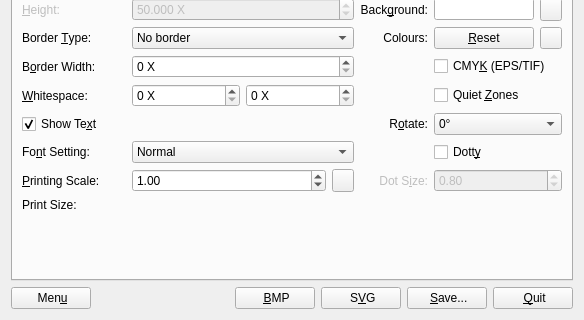
The window that frontend_qt/mainWindow.ui (zint/zint) describes before a commit, drawn with Qt 5; both pictures show x 0 to 584 and y 327 to 647 of the 584 by 647 pixel window.
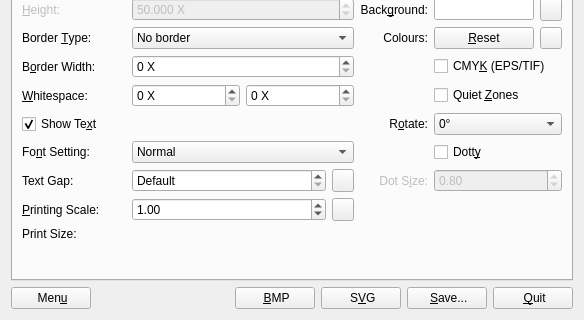
The same window after the commit. The open tabs and pages were chosen to show the change. Icons and pictures are not drawn.

```diff
--- a/frontend_qt/mainWindow.ui
+++ b/frontend_qt/mainWindow.ui
@@ -1881,6 +1881,69 @@
               </widget>
              </item>
              <item row="7" column="0">
+              <widget class="QLabel" name="lblTextGap">
+               <property name="toolTip">
+                <string>Gap between barcode and text
+(ignored if disabled)</string>
+               </property>
+               <property name="text">
+                <string>Text Gap:</string>
+               </property>
+               <property name="alignment">
+                <set>Qt::AlignLeading|Qt::AlignLeft|Qt::AlignVCenter</set>
+               </property>
+               <property name="buddy">
+                <cstring>spnTextGap</cstring>
+               </property>
+              </widget>
+             </item>
+             <item row="7" column="1">
+              <widget class="QDoubleSpinBox" name="spnTextGap">
+               <property name="toolTip">
+                <string>Gap between barcode and text
+(ignored if disabled)</string>
+               </property>
+               <property name="suffix">
+                <string> X</string>
+                <string/>
+               </property>
+               <property name="decimals">
+                <number>2</number>
+               </property>
+               <property name="minimum">
+                <double>0.000000000000000</double>
+               </property>
+               <property name="maximum">
+                <double>5.000000000000000</double>
+               </property>
+               <property name="singleStep">
+                <double>0.100000000000000</double>
+               </property>
+               <property name="value">
+                <double>0.000000000000000</double>
+               </property>
+               <property name="specialValueText">
+                <string>Default</string>
+               </property>
+              </widget>
+             </item>
+             <item row="7" column="2">
+              <widget class="QPushButton" name="btnClearTextGap">
+               <property name="maximumSize">
+                <size>
+                 <width>22</width>
+                 <height>26</height>
+                </size>
+               </property>
+               <property name="toolTip">
+                <string>Set text gap to zero (default)</string>
+               </property>
+               <property name="text">
+                <string/>
+               </property>
+              </widget>
+             </item>
+             <item row="8" column="0">
               <widget class="QLabel" name="lblScale">
                <property name="toolTip">
                 <string>Image scale when output to file
@@ -1897,7 +1960,7 @@
                </property>
               </widget>
              </item>
-             <item row="7" column="1">
+             <item row="8" column="1">
               <widget class="QDoubleSpinBox" name="spnScale">
                <property name="toolTip">
                 <string>Image scale when output to file
@@ -1923,7 +1986,7 @@
                </property>
               </widget>
              </item>
-             <item row="7" column="2">
+             <item row="8" column="2">
               <widget class="QPushButton" name="btnScale">
                <property name="maximumSize">
                 <size>
@@ -1939,7 +2002,7 @@
                </property>
               </widget>
              </item>
-             <item row="8" column="0">
+             <item row="9" column="0">
               <widget class="QLabel" name="lblSize">
                <property name="toolTip">
                 <string>Image size (width x height) of barcode
@@ -1953,7 +2016,7 @@
                </property>
               </widget>
              </item>
-             <item row="8" column="1" colspan="5">
+             <item row="9" column="1" colspan="5">
               <widget class="QLabel" name="lblSizeMsg">
                <property name="toolTip">
                 <string>Image size (width x height) of barcode
```
